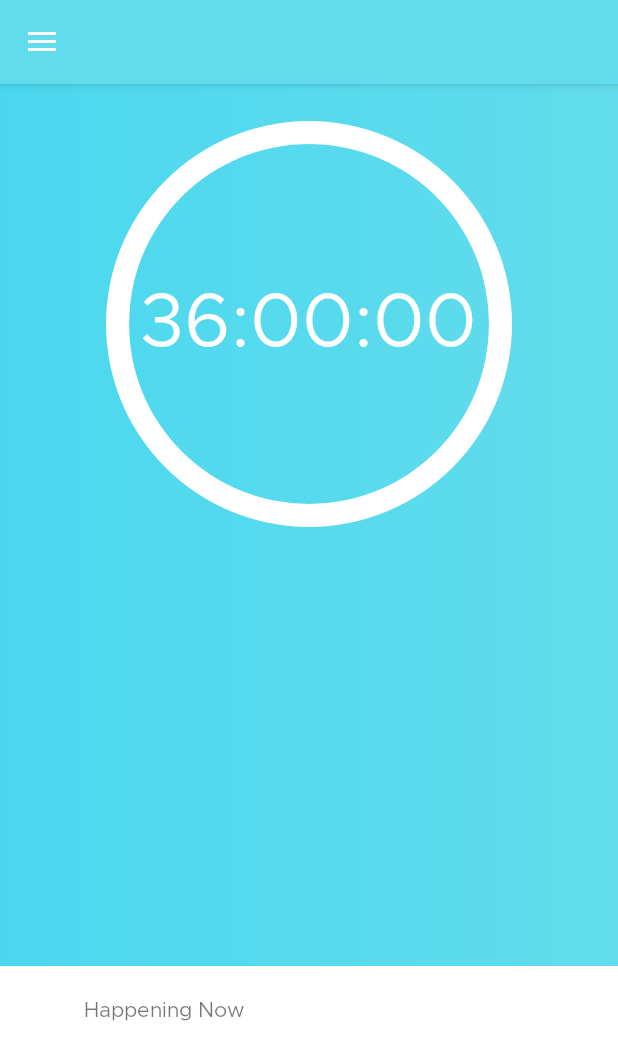
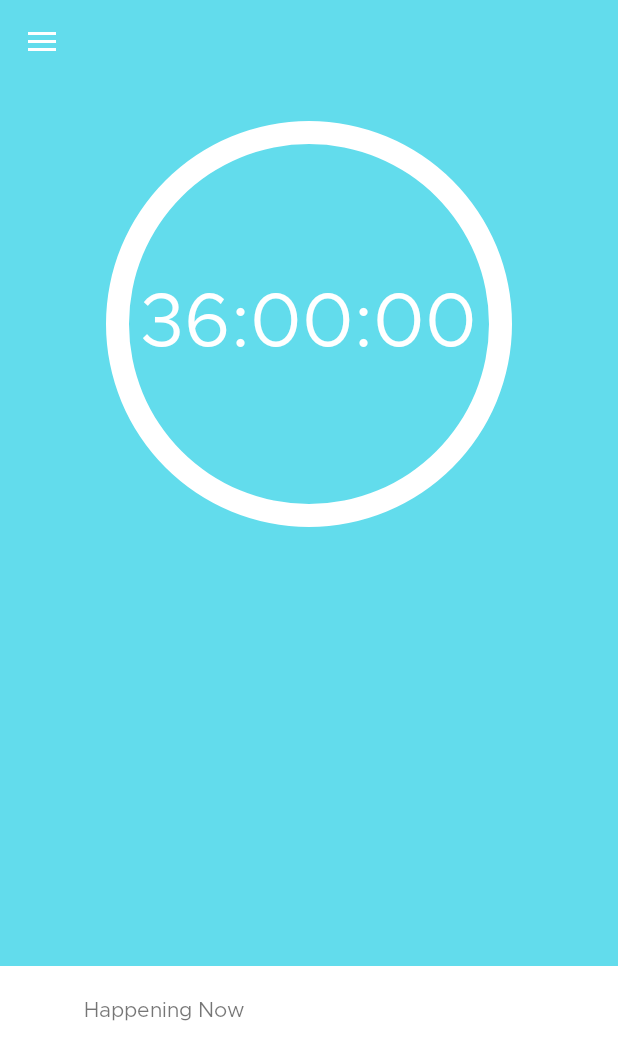
Before and after one commit to swamphacks/2017-Mobile-Android, an Android app: the screen it shows after launch once a user with an empty profile is signed in (MainActivity), on a phone screen of 412 x 824 dp. Shown: the top 1060 px of the screen. Run offline under Robolectric (Android 15) with nearby library versions, the phone set to English and light mode, and no system bars; our stand-ins replace Firebase (no records; nobody signed in at launch, a user with empty details on screens opened directly); libraries missing offline, so code that uses them is left out: com.alamkanak.weekview, com.google.zxing.integration, net.glxn.qrgen; 1 statement that could not run was skipped.

Commit message:
fixed some color issues and removed gradient for now

```diff
--- a/app/src/main/java/com/swamphacks/swamphacks_android/LoginActivity.java
+++ b/app/src/main/java/com/swamphacks/swamphacks_android/LoginActivity.java
@@ -5,7 +5,9 @@ import android.animation.AnimatorListenerAdapter;
 import android.annotation.TargetApi;
 import android.content.Intent;
 import android.content.res.AssetManager;
+import android.graphics.Color;
 import android.graphics.Typeface;
+import android.graphics.drawable.ColorDrawable;
 import android.support.annotation.NonNull;
 import android.support.v7.app.AppCompatActivity;
 import android.os.Build;
@@ -73,8 +75,9 @@ public class LoginActivity extends AppCompatActivity {
         mPasswordView.setTypeface(face);
         mEmailSignInButton.setTypeface(face);
 
+        getSupportActionBar().setTitle("");
         getSupportActionBar().setElevation(0);
-        getSupportActionBar().setTitle("");
+        getSupportActionBar().setBackgroundDrawable(new ColorDrawable(Color.parseColor("#62dcec")));
 
         mLoginFormView = findViewById(R.id.login_form);
         mProgressView = findViewById(R.id.login_progress);
--- a/app/src/main/res/layout/activity_login.xml
+++ b/app/src/main/res/layout/activity_login.xml
@@ -10,7 +10,7 @@
     android:paddingRight="@dimen/activity_horizontal_margin"
     android:paddingTop="@dimen/activity_vertical_margin"
     tools:context="com.swamphacks.swamphacks_android.LoginActivity"
-    android:background="@drawable/gradient_background">
+    android:background="@color/colorPrimary">
 
     <!-- Login progress -->
 
--- a/app/src/main/res/layout/app_bar_main.xml
+++ b/app/src/main/res/layout/app_bar_main.xml
@@ -10,7 +10,9 @@
     <android.support.design.widget.AppBarLayout
         android:layout_width="match_parent"
         android:layout_height="wrap_content"
-        android:theme="@style/AppTheme.AppBarOverlay">
+        android:theme="@style/AppTheme.AppBarOverlay"
+        app:elevation="0dp"
+        android:background="@color/colorPrimaryDark">
 
         <android.support.v7.widget.Toolbar
             android:id="@+id/toolbar"
--- a/app/src/main/res/layout/fragment_countdown.xml
+++ b/app/src/main/res/layout/fragment_countdown.xml
@@ -3,7 +3,7 @@
     android:layout_width="match_parent"
     android:layout_height="match_parent"
     tools:context="com.swamphacks.swamphacks_android.countdown.CountdownFragment"
-    android:background="@drawable/gradient_background">
+    android:background="@color/colorPrimary">
 
     <!-- TODO: Update blank fragment layout -->
     <RelativeLayout
--- a/app/src/main/res/values/colors.xml
+++ b/app/src/main/res/values/colors.xml
@@ -1,7 +1,7 @@
 <?xml version="1.0" encoding="utf-8"?>
 <resources>
     <color name="colorPrimary">#62dcec</color>
-    <color name="colorPrimaryDark">#4bd8ef</color>
+    <color name="colorPrimaryDark">#62dcec</color>
     <color name="colorAccent">#bcbec0</color>
 
     <color name="ow_drawer_background">#FAFAFA</color>
```
